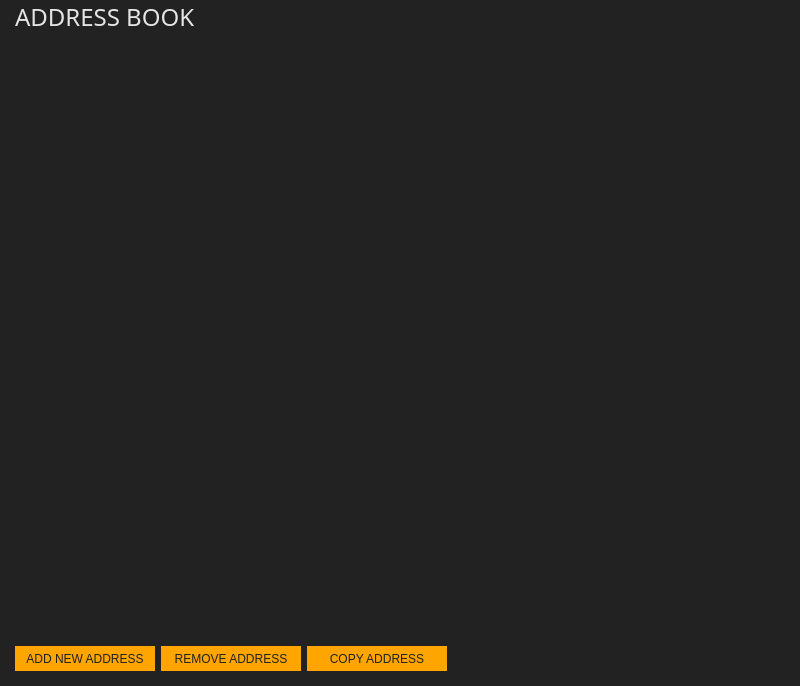
Before: the Qt Designer form src/gui/ui/addressbookframe.ui in ConcealNetwork/conceal-desktop, drawn with Qt 5.
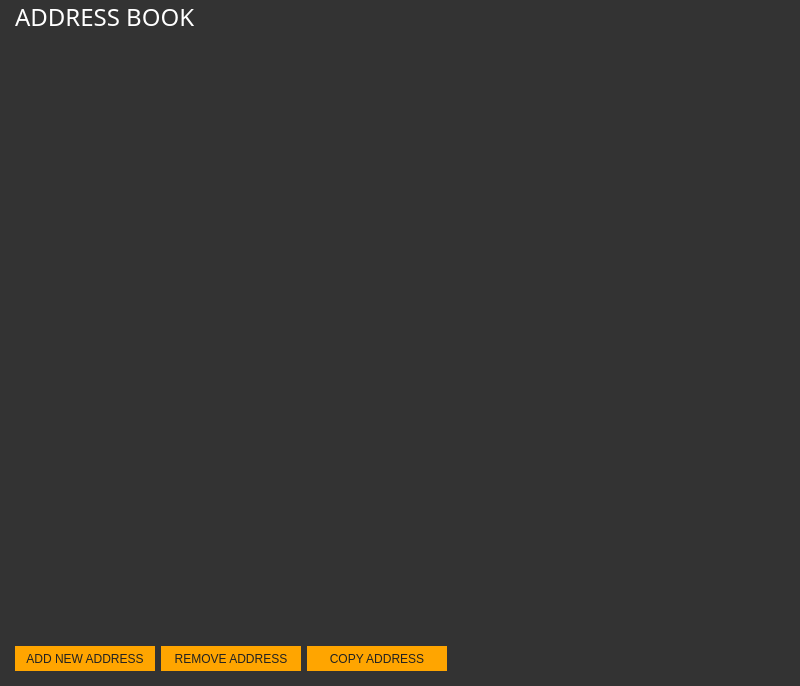
After: the same form once the commit is applied.

What changed in the file:
```diff
--- a/src/gui/ui/addressbookframe.ui
+++ b/src/gui/ui/addressbookframe.ui
@@ -34,7 +34,7 @@
   <property name="styleSheet">
    <string notr="true">color: #e5e5e5;
 border: 0px;
-background-color: #222;</string>
+background-color: #333;</string>
   </property>
   <property name="frameShape">
    <enum>QFrame::NoFrame</enum>
@@ -63,6 +63,9 @@
        <pointsize>18</pointsize>
       </font>
      </property>
+     <property name="styleSheet">
+      <string notr="true">color: white;</string>
+     </property>
      <property name="text">
       <string>ADDRESS BOOK</string>
      </property>
```
